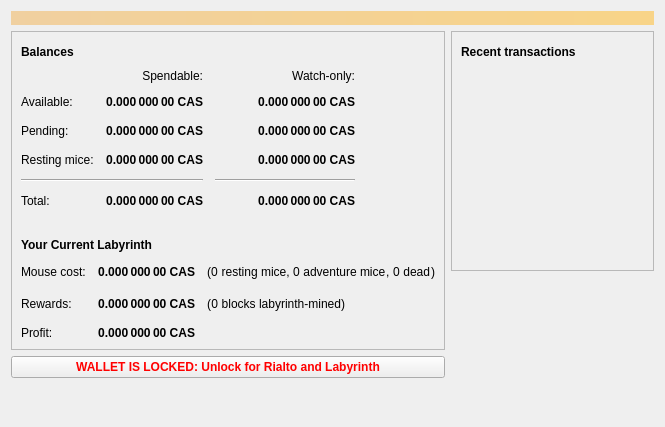
First picture: the form in src/qt/forms/overviewpage.ui, repository fromport/Cascoin, before the edit.
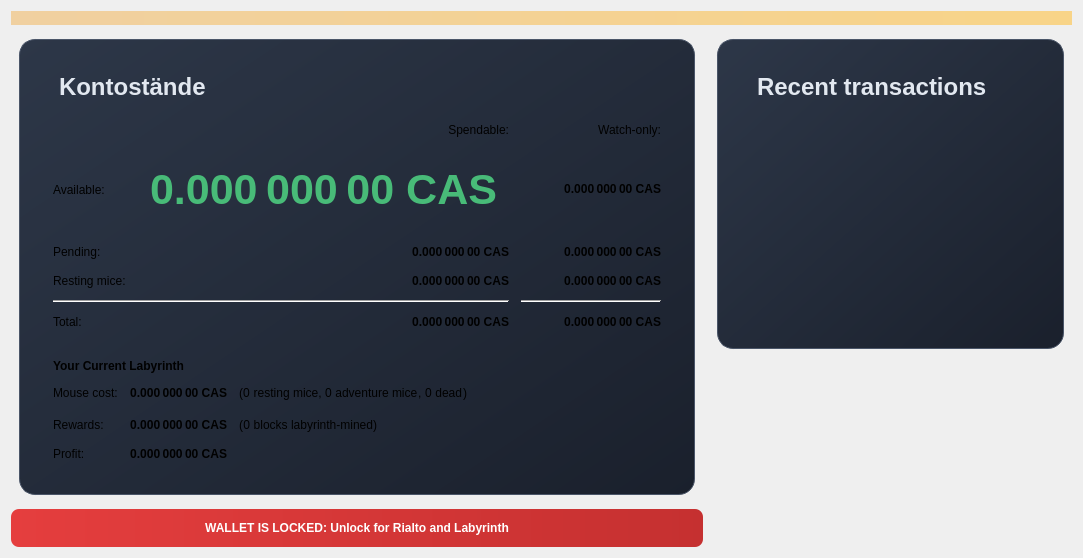
Second picture: the form after the edit. Icons and pictures are not drawn.

Commit message: Implement modern dark theme with improved UI design and styling

The edit to the form file:
```diff
--- a/src/qt/forms/overviewpage.ui
+++ b/src/qt/forms/overviewpage.ui
@@ -40,9 +40,13 @@
        <item>
         <widget class="QFrame" name="frame">
          <property name="styleSheet">
-          <string notr="true">#frame {background:url(:/icons/presentationlogofade);
-background-repeat:no-repeat;
-background-position:bottom right;}</string>
+          <string notr="true">#frame { 
+background: qlineargradient(x1: 0, y1: 0, x2: 1, y2: 1, stop: 0 #2d3748, stop: 1 #1a202c);
+border: 1px solid #4a5568;
+border-radius: 16px;
+padding: 24px;
+margin: 8px;
+}</string>
          </property>
          <property name="frameShape">
           <enum>QFrame::StyledPanel</enum>
@@ -57,12 +61,15 @@
              <widget class="QLabel" name="label_5">
               <property name="font">
                <font>
-                
+                <pointsize>18</pointsize>
                 <bold>true</bold>
                </font>
               </property>
+              <property name="styleSheet">
+               <string notr="true">QLabel { color: #e2e8f0; margin-bottom: 16px; }</string>
+              </property>
               <property name="text">
-               <string>Balances</string>
+               <string>Kontostände</string>
               </property>
              </widget>
             </item>
@@ -343,7 +350,7 @@
              <widget class="QLabel" name="labelBalance">
               <property name="font">
                <font>
-                
+                <pointsize>32</pointsize>
                 <bold>true</bold>
                </font>
               </property>
@@ -353,6 +360,9 @@
               <property name="toolTip">
                <string>Your current spendable balance</string>
               </property>
+              <property name="styleSheet">
+               <string notr="true">QLabel { color: #48bb78; font-weight: bold; margin: 16px 0; }</string>
+              </property>
               <property name="text">
                <string notr="true">0.000 000 00 CAS</string>
               </property>
@@ -752,7 +762,22 @@
  still fully unlock it to send funds.</string>
          </property>
          <property name="styleSheet">
-          <string notr="true">color:red;</string>
+          <string notr="true">
+QPushButton { 
+  background: qlineargradient(x1: 0, y1: 0, x2: 1, y2: 0, stop: 0 #e53e3e, stop: 1 #c53030);
+  color: #ffffff;
+  border: none;
+  border-radius: 8px;
+  padding: 12px 24px;
+  font-weight: bold;
+}
+QPushButton:hover { 
+  background: qlineargradient(x1: 0, y1: 0, x2: 1, y2: 0, stop: 0 #c53030, stop: 1 #9c2626);
+}
+QPushButton:pressed { 
+  background: qlineargradient(x1: 0, y1: 0, x2: 1, y2: 0, stop: 0 #9c2626, stop: 1 #822727);
+}
+          </string>
          </property>
          <property name="text">
           <string>WALLET IS LOCKED: Unlock for Rialto and Labyrinth</string>
@@ -782,6 +807,15 @@
       <layout class="QVBoxLayout" name="verticalLayout_3">
        <item>
         <widget class="QFrame" name="frame_2">
+         <property name="styleSheet">
+          <string notr="true">#frame_2 { 
+background: qlineargradient(x1: 0, y1: 0, x2: 1, y2: 1, stop: 0 #2d3748, stop: 1 #1a202c);
+border: 1px solid #4a5568;
+border-radius: 16px;
+padding: 24px;
+margin: 8px;
+}</string>
+         </property>
          <property name="frameShape">
           <enum>QFrame::StyledPanel</enum>
          </property>
@@ -795,10 +829,13 @@
              <widget class="QLabel" name="label_4">
               <property name="font">
                <font>
-                
+                <pointsize>18</pointsize>
                 <bold>true</bold>
                </font>
               </property>
+              <property name="styleSheet">
+               <string notr="true">QLabel { color: #e2e8f0; margin-bottom: 16px; }</string>
+              </property>
               <property name="text">
                <string>Recent transactions</string>
               </property>
```
The commit also changes 1 other file.
